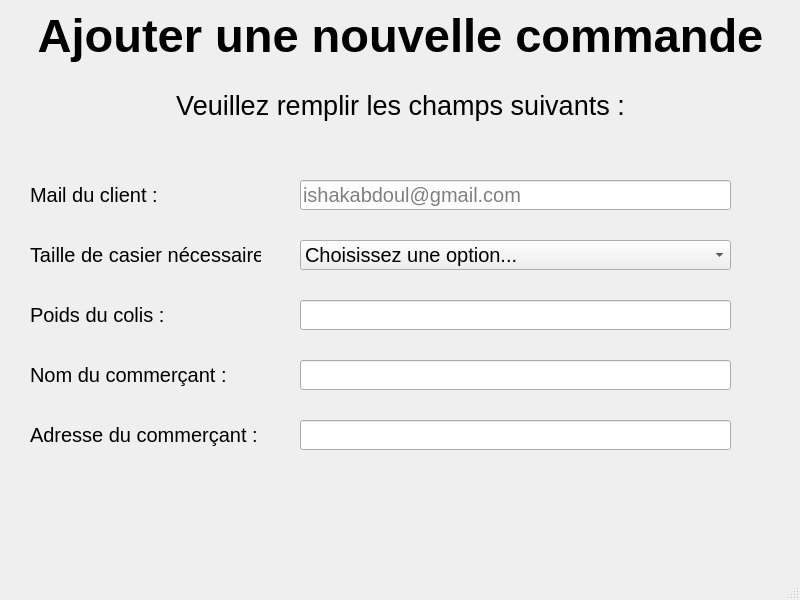
Above: Locker/ajoutcommande.ui from maxjbs93/Locker before the change. Below: the same form after it.
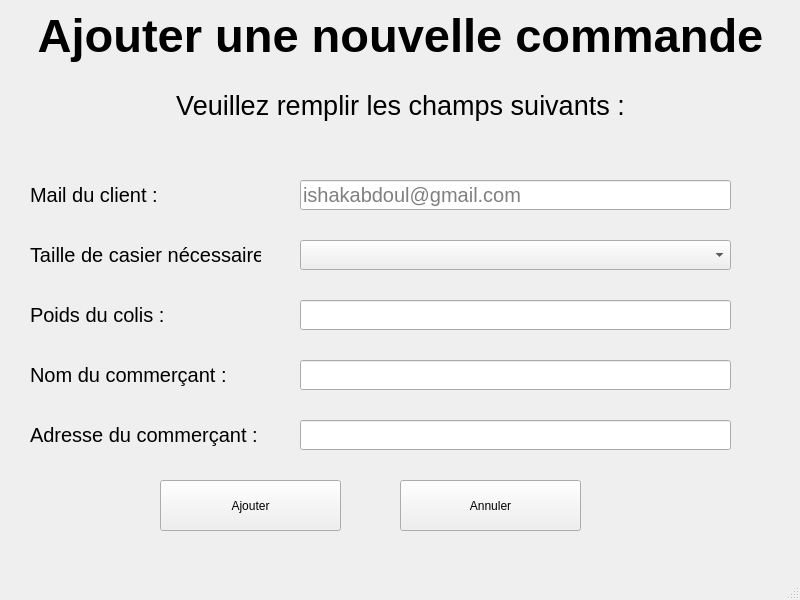
That is the form after the change.

Patch:
```diff
--- a/Locker/ajoutcommande.ui
+++ b/Locker/ajoutcommande.ui
@@ -229,31 +229,37 @@
      </font>
     </property>
     <property name="currentText">
-     <string>Choisissez une option...</string>
+     <string/>
     </property>
     <property name="currentIndex">
-     <number>0</number>
+     <number>-1</number>
     </property>
-    <item>
-     <property name="text">
-      <string notr="true">Choisissez une option...</string>
-     </property>
-    </item>
-    <item>
-     <property name="text">
-      <string>Petit casier</string>
-     </property>
-    </item>
-    <item>
-     <property name="text">
-      <string>Moyen casier</string>
-     </property>
-    </item>
-    <item>
-     <property name="text">
-      <string>Grand casier</string>
-     </property>
-    </item>
+   </widget>
+   <widget class="QPushButton" name="pushButton_ajouter">
+    <property name="geometry">
+     <rect>
+      <x>160</x>
+      <y>480</y>
+      <width>181</width>
+      <height>51</height>
+     </rect>
+    </property>
+    <property name="text">
+     <string>Ajouter</string>
+    </property>
+   </widget>
+   <widget class="QPushButton" name="pushButton_annuler">
+    <property name="geometry">
+     <rect>
+      <x>400</x>
+      <y>480</y>
+      <width>181</width>
+      <height>51</height>
+     </rect>
+    </property>
+    <property name="text">
+     <string>Annuler</string>
+    </property>
    </widget>
   </widget>
   <widget class="QMenuBar" name="menubar">
```
Left out of the diff: 10 changed lines with no effect on the pictures.
